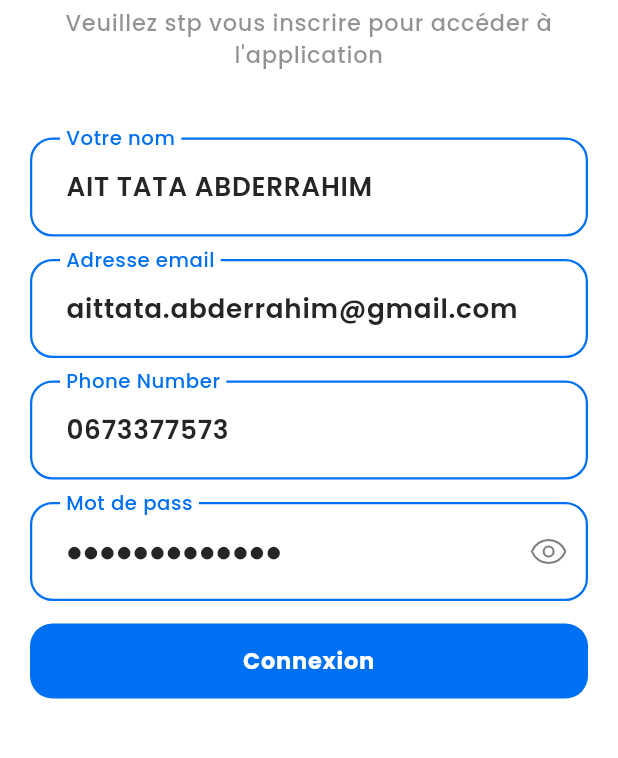
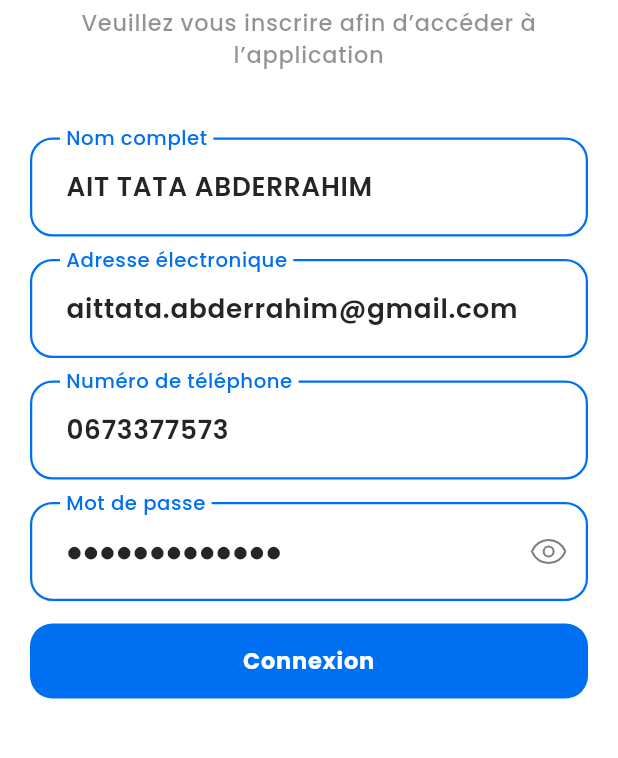
Before and after one commit to aittataa/STORINO-APP-MOBILE-FLUTTER-CONTROL, a Flutter app: the RegisterView screen opened by its route, on a phone screen of 412 x 824 dp, the part 437-1195 px from its top. Run offline on Flutter 3.47's test engine with Material 3 defaults, Android fonts, the phone set to English and light mode, and no system bars; drawn by our look-alikes of modal_progress_hud_nsn; our stand-ins replace animated_splash_screen, cached_network_image, flutter_spinkit, flutter_svg, get, google_fonts and 5 more; accounts and stored records are empty.

Commit message:
feat(i18n): Add comprehensive translations for core features
Adds a complete set of translation keys and their corresponding strings in English, French, and Arabic to support the application's user interface. It also refines some existing French translations for better clarity.

This includes translations for:
- User authentication flow (welcome, phone number input, OTP verification, success).
- General UI elements (buttons like "Next", "OK", "See All"; labels like "Quantity").
- Product listings (featured, best-selling, recent products).
- Cart and order management ("Add to cart", "Proceed to checkout", "No products found").
- User profile fields (full name, email, password).
- Common messages (required field, validation errors, success notifications).

The `AppKeys` enum has been updated to include the new translation keys.

```diff
--- a/lib/app/config/translations/app_translation.dart
+++ b/lib/app/config/translations/app_translation.dart
@@ -52,11 +52,12 @@ enum AppKeys {
   labelPasswordLabel,
   labelPasswordHint,
   labelRegister,
-  labelVerify,
   labelAddToCart,
   labelOrders,
   labelDeleteFromCart,
   labelCheckoutOrders,
   labelNoProductsFound,
   labelNoOrdersFound,
+  labelContinueShopping,
+  labelValidatedOrders,
 }
--- a/lib/app/config/translations/language_ar.dart
+++ b/lib/app/config/translations/language_ar.dart
@@ -3,4 +3,45 @@ import "app_translation.dart";
 final Map<String, String> language_ar = <String, String>{
   AppKeys.app_title.name: "LAMACOM",
   AppKeys.app_currency.name: "د.م",
+
+  ///
+  AppKeys.labelFieldRequired.name: "حقل إلزامي",
+  AppKeys.labelSomethingWrong.name: "حدث خطأ ما",
+  AppKeys.labelInvalidPhoneNumber.name: "رقم الهاتف غير صالح",
+  AppKeys.labelOk.name: "حسنًا",
+  AppKeys.labelYes.name: "نعم",
+  AppKeys.labelNo.name: "لا",
+  AppKeys.labelNext.name: "التالي",
+  AppKeys.labelWelcome.name: "مرحبًا بك في ",
+  AppKeys.labelWelcomeDesc.name: "يرجى التسجيل للوصول إلى التطبيق",
+  AppKeys.labelPhoneNumberHint.name: "06 00 00 00 00",
+  AppKeys.labelPhoneNumberLabel.name: "رقم الهاتف",
+  AppKeys.labelVerificationCode.name: "رمز التحقق",
+  AppKeys.labelVerificationCodeDesc.name: "تم إرسال رمز التحقق إلى رقم هاتفك.",
+  AppKeys.labelSuccess.name: "تم بنجاح",
+  AppKeys.labelSuccessDesc.name: "تهانينا، تم تسجيل الدخول بنجاح.",
+  AppKeys.labelRedirection.name: "إعادة التوجيه إلى الصفحة الرئيسية خلال ",
+  AppKeys.labelSecondes.name: "ثوانٍ",
+  AppKeys.labelWelcoming.name: "مرحبًا",
+  AppKeys.labelFeatured.name: "منتجات مميزة",
+  AppKeys.labelBestSelling.name: "الأكثر مبيعًا",
+  AppKeys.labelSeeAll.name: "عرض الكل",
+  AppKeys.labelRecentProducts.name: "المنتجات الحديثة",
+  AppKeys.labelSizes.name: "المقاسات",
+  AppKeys.labelQuantity.name: "الكمية",
+  AppKeys.labelFullNameLabel.name: "الاسم الكامل",
+  AppKeys.labelFullNameHint.name: "الاسم الكامل (اختياري)",
+  AppKeys.labelEmailLabel.name: "البريد الإلكتروني",
+  AppKeys.labelEmailHint.name: "البريد الإلكتروني (اختياري)",
+  AppKeys.labelPasswordLabel.name: "كلمة المرور",
+  AppKeys.labelPasswordHint.name: "كلمة المرور (اختياري)",
+  AppKeys.labelRegister.name: "تسجيل الدخول",
+  AppKeys.labelAddToCart.name: "إضافة إلى السلة",
+  AppKeys.labelOrders.name: "قائمة الطلبات",
+  AppKeys.labelDeleteFromCart.name: "إزالة من السلة",
+  AppKeys.labelCheckoutOrders.name: "متابعة تأكيد الطلب",
+  AppKeys.labelNoProductsFound.name: "لا توجد منتجات",
+  AppKeys.labelNoOrdersFound.name: "لا توجد طلبات",
+  AppKeys.labelContinueShopping.name: "مواصلة التسوق",
+  AppKeys.labelValidatedOrders.name: "تم تأكيد الطلبات بنجاح",
 };
--- a/lib/app/config/translations/language_en.dart
+++ b/lib/app/config/translations/language_en.dart
@@ -3,4 +3,45 @@ import "app_translation.dart";
 final Map<String, String> language_en = <String, String>{
   AppKeys.app_title.name: "LAMACOM",
   AppKeys.app_currency.name: "MAD",
+
+  ///
+  AppKeys.labelFieldRequired.name: "Required field",
+  AppKeys.labelSomethingWrong.name: "Something went wrong",
+  AppKeys.labelInvalidPhoneNumber.name: "Invalid phone number",
+  AppKeys.labelOk.name: "OK",
+  AppKeys.labelYes.name: "Yes",
+  AppKeys.labelNo.name: "No",
+  AppKeys.labelNext.name: "Next",
+  AppKeys.labelWelcome.name: "Welcome to ",
+  AppKeys.labelWelcomeDesc.name: "Please register to access the application",
+  AppKeys.labelPhoneNumberHint.name: "06 00 00 00 00",
+  AppKeys.labelPhoneNumberLabel.name: "Phone number",
+  AppKeys.labelVerificationCode.name: "Verification code",
+  AppKeys.labelVerificationCodeDesc.name: "A verification code has been sent to your phone number.",
+  AppKeys.labelSuccess.name: "Success",
+  AppKeys.labelSuccessDesc.name: "Congratulations! Your authentication was successful.",
+  AppKeys.labelRedirection.name: "Redirecting to the home page in ",
+  AppKeys.labelSecondes.name: "seconds",
+  AppKeys.labelWelcoming.name: "Hello",
+  AppKeys.labelFeatured.name: "Featured products",
+  AppKeys.labelBestSelling.name: "Best-selling products",
+  AppKeys.labelSeeAll.name: "View all",
+  AppKeys.labelRecentProducts.name: "Recent products",
+  AppKeys.labelSizes.name: "Available sizes",
+  AppKeys.labelQuantity.name: "Quantity",
+  AppKeys.labelFullNameLabel.name: "Full name",
+  AppKeys.labelFullNameHint.name: "Full name (optional)",
+  AppKeys.labelEmailLabel.name: "Email address",
+  AppKeys.labelEmailHint.name: "Email address (optional)",
+  AppKeys.labelPasswordLabel.name: "Password",
+  AppKeys.labelPasswordHint.name: "Password (optional)",
+  AppKeys.labelRegister.name: "Login",
+  AppKeys.labelAddToCart.name: "Add to cart",
+  AppKeys.labelOrders.name: "Order list",
+  AppKeys.labelDeleteFromCart.name: "Remove from cart",
+  AppKeys.labelCheckoutOrders.name: "Proceed to checkout",
+  AppKeys.labelNoProductsFound.name: "No products found",
+  AppKeys.labelNoOrdersFound.name: "No orders found",
+  AppKeys.labelContinueShopping.name: "Continue shopping",
+  AppKeys.labelValidatedOrders.name: "Orders successfully validated",
 };
--- a/lib/app/config/translations/language_fr.dart
+++ b/lib/app/config/translations/language_fr.dart
@@ -5,36 +5,43 @@ final Map<String, String> language_fr = <String, String>{
   AppKeys.app_currency.name: "dhs",
 
   ///
-  AppKeys.labelFieldRequired.name: "Obligatoire",
-  AppKeys.labelSomethingWrong.name: "Quelque chose ne va pas",
-  AppKeys.labelInvalidPhoneNumber.name: "Numéro de téléphone invalide",
+  AppKeys.labelFieldRequired.name: "Champ obligatoire",
+  AppKeys.labelSomethingWrong.name: "Une erreur est survenue",
+  AppKeys.labelInvalidPhoneNumber.name: "Numéro de téléphone non valide",
   AppKeys.labelOk.name: "OK",
   AppKeys.labelYes.name: "Oui",
   AppKeys.labelNo.name: "Non",
   AppKeys.labelNext.name: "Suivant",
   AppKeys.labelWelcome.name: "Bienvenue à ",
-  AppKeys.labelWelcomeDesc.name: "Veuillez stp vous inscrire pour accéder à l'application",
+  AppKeys.labelWelcomeDesc.name: "Veuillez vous inscrire afin d’accéder à l’application",
   AppKeys.labelPhoneNumberHint.name: "06 00 00 00 00",
-  AppKeys.labelPhoneNumberLabel.name: "Phone Number",
+  AppKeys.labelPhoneNumberLabel.name: "Numéro de téléphone",
   AppKeys.labelVerificationCode.name: "Code de vérification",
-  AppKeys.labelVerificationCodeDesc.name: "Nous avons envoyé le code de vérification à votre numéro de téléphone.",
-  AppKeys.labelSuccess.name: "Succès!",
-  AppKeys.labelSuccessDesc.name: "Félicitations ! Votre authentification a réussi.",
-  AppKeys.labelRedirection.name: "Allant Home en ",
-  AppKeys.labelSecondes.name: "Secondes",
+  AppKeys.labelVerificationCodeDesc.name: "Un code de vérification a été envoyé à votre numéro de téléphone.",
+  AppKeys.labelSuccess.name: "Succès",
+  AppKeys.labelSuccessDesc.name: "Félicitations, votre authentification a été effectuée avec succès.",
+  AppKeys.labelRedirection.name: "Redirection vers la page d’accueil dans ",
+  AppKeys.labelSecondes.name: "secondes",
   AppKeys.labelWelcoming.name: "Bonjour",
-  AppKeys.labelFeatured.name: "Featured",
-  AppKeys.labelBestSelling.name: "Meilleurs Produits",
-  AppKeys.labelSeeAll.name: "Voir tout",
+  AppKeys.labelFeatured.name: "Produits en vedette",
+  AppKeys.labelBestSelling.name: "Produits les plus vendus",
+  AppKeys.labelSeeAll.name: "Afficher tout",
   AppKeys.labelRecentProducts.name: "Produits récents",
-  AppKeys.labelSizes.name: "Tailles",
+  AppKeys.labelSizes.name: "Tailles disponibles",
   AppKeys.labelQuantity.name: "Quantité",
-  AppKeys.labelFullNameLabel.name: "Votre nom",
-  AppKeys.labelFullNameHint.name: "Votre nom (Optionel)",
-  AppKeys.labelEmailLabel.name: "Adresse email",
-  AppKeys.labelEmailHint.name: "Adresse email (Optionel)",
-  AppKeys.labelPasswordLabel.name: "Mot de pass",
-  AppKeys.labelPasswordHint.name: "Mot de pass (Optionel)",
+  AppKeys.labelFullNameLabel.name: "Nom complet",
+  AppKeys.labelFullNameHint.name: "Nom complet (facultatif)",
+  AppKeys.labelEmailLabel.name: "Adresse électronique",
+  AppKeys.labelEmailHint.name: "Adresse électronique (facultatif)",
+  AppKeys.labelPasswordLabel.name: "Mot de passe",
+  AppKeys.labelPasswordHint.name: "Mot de passe (facultatif)",
   AppKeys.labelRegister.name: "Connexion",
-  AppKeys.labelVerify.name: "Vérification",
+  AppKeys.labelAddToCart.name: "Ajouter au panier",
+  AppKeys.labelOrders.name: "Liste des commandes",
+  AppKeys.labelDeleteFromCart.name: "Retirer du panier",
+  AppKeys.labelCheckoutOrders.name: "Procéder à la validation",
+  AppKeys.labelNoProductsFound.name: "Aucun produit disponible",
+  AppKeys.labelNoOrdersFound.name: "Aucune commande disponible",
+  AppKeys.labelContinueShopping.name: "Poursuivre vos achats",
+  AppKeys.labelValidatedOrders.name: "Les commandes ont été validées avec succès",
 };
```
